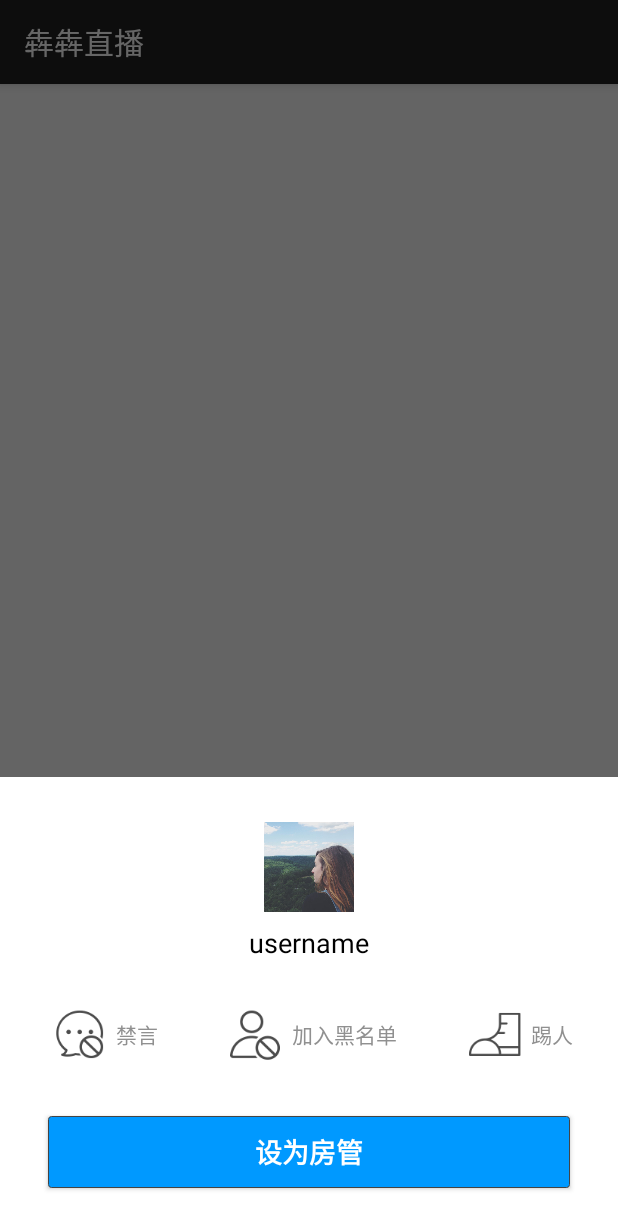
After one commit to IKnowYouKnow/BenLive, an Android app: the fragment RoomUserDetailsDialog shown on its own in the app's theme, on a phone screen of 412 x 824 dp. The commit adds this screen. Shown: the top 1229 px of the screen. Run offline under Robolectric (Android 15) with nearby library versions, the phone set to English and light mode, and no system bars; our stand-ins replace ButterKnife; libraries missing offline, so code that uses them is left out: com.tencent, com.tencent.imsdk; network calls fail; 1 statement that could not run was skipped.

Commit message:
暂时提交

```diff
--- a/app/src/main/java/com/benben/qcloud/benLive/presenters/LiveHelper.java
+++ b/app/src/main/java/com/benben/qcloud/benLive/presenters/LiveHelper.java
@@ -765,7 +765,7 @@ public class LiveHelper extends Presenter implements ILiveRoomOption.onRoomDisco
                 mLiveView.hostBack(identifier, nickname);
             case Constants.AVIMCMD_Gift:
                 String[] strArr = param.split(",");
-                mLiveView.liveGift(strArr[0], Integer.parseInt(strArr[1]), strArr[2]);
+                mLiveView.liveGift(strArr[0], strArr[1]);
 
             default:
                 break;
--- a/app/src/main/java/com/benben/qcloud/benLive/presenters/viewinface/LiveView.java
+++ b/app/src/main/java/com/benben/qcloud/benLive/presenters/viewinface/LiveView.java
@@ -53,5 +53,5 @@ public interface LiveView extends MvpView {
 
     void linkRoomAccept(String id, String strRoomId);
 
-    void liveGift(String name, int id, String nick);
+    void liveGift(String name, String id);
 }
--- a/app/src/main/java/com/benben/qcloud/benLive/views/FragmentProfile.java
+++ b/app/src/main/java/com/benben/qcloud/benLive/views/FragmentProfile.java
@@ -20,6 +20,7 @@ import android.widget.TextView;
 import android.widget.Toast;
 
 import com.benben.qcloud.benLive.R;
+import com.benben.qcloud.benLive.data.LiveDao;
 import com.benben.qcloud.benLive.model.MySelfInfo;
 import com.benben.qcloud.benLive.presenters.LoginHelper;
 import com.benben.qcloud.benLive.presenters.ProfileInfoHelper;
@@ -46,7 +47,6 @@ import com.tencent.livesdk.ILVLiveManager;
 import java.util.List;
 
 
-
 /**
  * 视频和照片输入页面
  */
@@ -62,6 +62,8 @@ public class FragmentProfile extends Fragment implements View.OnClickListener, L
 
     // 我的钱包
     private LineControllerView myWallet;
+
+    LiveDao dao = new LiveDao();
     public FragmentProfile() {
     }
 
--- a/app/src/main/java/com/benben/qcloud/benLive/views/customviews/MembersDialog.java
+++ b/app/src/main/java/com/benben/qcloud/benLive/views/customviews/MembersDialog.java
@@ -25,7 +25,7 @@ public class MembersDialog extends Dialog implements MembersDialogView {
     private GetMemberListHelper mGetMemberListHelper;
     private ListView mMemberList;
     private MembersAdapter mMembersAdapter;
-    private ArrayList<MemberInfo> data = new ArrayList<MemberInfo>();
+    private static ArrayList<MemberInfo> data = new ArrayList<MemberInfo>();
 
     public MembersDialog(Context context, int theme, LiveView view) {
         super(context, theme);
@@ -39,7 +39,6 @@ public class MembersDialog extends Dialog implements MembersDialogView {
         setCanceledOnTouchOutside(true);
         applyCompat();
     }
-
     @Override
     protected void onStart() {
         //获取成员信息
--- /dev/null
+++ b/app/src/main/java/com/benben/qcloud/benLive/views/customviews/RoomUserDetailsDialog.java
@@ -0,0 +1,138 @@
+package com.benben.qcloud.benLive.views.customviews;
+
+import android.graphics.Color;
+import android.graphics.drawable.ColorDrawable;
+import android.os.Bundle;
+import android.support.annotation.Nullable;
+import android.support.v4.app.DialogFragment;
+import android.view.Gravity;
+import android.view.LayoutInflater;
+import android.view.View;
+import android.view.ViewGroup;
+import android.view.Window;
+import android.view.WindowManager;
+import android.widget.Button;
+import android.widget.ImageView;
+import android.widget.LinearLayout;
+import android.widget.TextView;
+import android.widget.Toast;
+
+import com.benben.qcloud.benLive.R;
+
+import java.util.ArrayList;
+import java.util.List;
+
+import butterknife.BindView;
+import butterknife.ButterKnife;
+import butterknife.OnClick;
+import butterknife.Unbinder;
+
+/**
+ * Created by wei on 2016/7/25.
+ */
+public class RoomUserDetailsDialog extends DialogFragment {
+    private static final String TAG = "RoomUserDetailsDialog";
+
+    Unbinder unbinder;
+    @BindView(R.id.eiv_avatar)
+    ImageView eivAvatar;
+    @BindView(R.id.tv_username)
+    TextView tvUsername;
+    @BindView(R.id.layout_live_no_talk)
+    LinearLayout layoutLiveNoTalk;
+    @BindView(R.id.layout_live_add_blacklist)
+    LinearLayout layoutLiveAddBlacklist;
+    @BindView(R.id.layout_live_kick)
+    LinearLayout layoutLiveKick;
+    @BindView(R.id.btn_set_admin)
+    Button btnSetAdmin;
+
+    private String username;
+    private String chatroomId;
+    private String liveId;
+
+    public static RoomUserDetailsDialog newInstance(String username) {
+        RoomUserDetailsDialog dialog = new RoomUserDetailsDialog();
+        return dialog;
+    }
+
+    @Nullable
+    @Override
+    public View onCreateView(LayoutInflater inflater, ViewGroup container,
+                             Bundle savedInstanceState) {
+        View view = inflater.inflate(R.layout.fragment_room_user_details, container, false);
+        unbinder = ButterKnife.bind(this, view);
+        customDialog();
+        return view;
+    }
+
+    @Override
+    public void onActivityCreated(Bundle savedInstanceState) {
+        super.onActivityCreated(savedInstanceState);
+        syncUserInfo();
+        //mentionBtn.setText("@TA");
+    }
+
+    private void syncUserInfo() {
+//        new Thread(new Runnable() {
+//            @Override
+//            public void run() {
+//                if (!BenLiveHelper.getInstance().getContactList().containsKey(username)){
+//                    try {
+//                        User user = LiveManager.get().(username);
+//                        LiveHelper.getInstance().saveAppContact(user);
+//                        getActivity().runOnUiThread(new Runnable() {
+//                            @Override
+//                            public void run() {
+//                                EaseUserUtils.setAppUserNick(username,usernameView);
+//                            }
+//                        });
+//                    } catch (LiveException e) {
+//                        e.printStackTrace();
+//                    }
+//                }
+//            }
+//        }).start();
+
+    }
+
+    private void customDialog() {
+        getDialog().setCanceledOnTouchOutside(true);
+        Window window = getDialog().getWindow();
+        window.setBackgroundDrawable(new ColorDrawable(Color.TRANSPARENT));
+        window.getDecorView().setPadding(0, 0, 0, 0);
+        WindowManager.LayoutParams wlp = window.getAttributes();
+        wlp.gravity = Gravity.BOTTOM;
+        wlp.width = WindowManager.LayoutParams.MATCH_PARENT;
+        window.setAttributes(wlp);
+    }
+
+    @OnClick(R.id.layout_live_add_blacklist)
+    void addToBlacklist() {
+    }
+
+    @OnClick(R.id.layout_live_kick)
+    void kickMember() {
+    }
+
+    @OnClick(R.id.btn_set_admin)
+    void setToAdmin() {
+    }
+
+    private List<String> getUserList() {
+        List<String> users = new ArrayList<>();
+        users.add(username);
+        return users;
+    }
+
+    private void showToast(final String toast) {
+        Toast.makeText(getContext(), toast, Toast.LENGTH_SHORT).show();
+    }
+
+
+    @Override
+    public void onDestroyView() {
+        super.onDestroyView();
+        unbinder.unbind();
+    }
+}
--- /dev/null
+++ b/app/src/main/res/layout/fragment_room_user_details.xml
@@ -0,0 +1,123 @@
+<?xml version="1.0" encoding="utf-8"?>
+<FrameLayout xmlns:android="http://schemas.android.com/apk/res/android"
+    android:layout_width="match_parent"
+    android:layout_height="wrap_content"
+    android:layout_gravity="bottom"
+    >
+
+    <LinearLayout
+        android:layout_width="match_parent"
+        android:layout_height="wrap_content"
+        android:background="#fff"
+        android:gravity="center_horizontal"
+        android:orientation="vertical"
+        >
+
+        <ImageView
+            android:id="@+id/eiv_avatar"
+            android:layout_width="60dp"
+            android:layout_height="60dp"
+            android:layout_marginTop="30dp"
+            android:src="@drawable/default_avatar"
+            />
+
+        <TextView
+            android:id="@+id/tv_username"
+            android:layout_width="wrap_content"
+            android:layout_height="wrap_content"
+            android:layout_marginTop="8dp"
+            android:text="username"
+            android:textColor="@color/black"
+            android:textSize="18sp"
+            />
+
+        <RelativeLayout
+            android:id="@+id/layout_management"
+            android:layout_width="match_parent"
+            android:layout_height="wrap_content"
+            android:layout_marginTop="26dp"
+            android:paddingLeft="30dp"
+            android:paddingRight="30dp"
+            >
+            <LinearLayout
+                android:id="@+id/layout_live_no_talk"
+                android:layout_width="wrap_content"
+                android:layout_height="wrap_content"
+                android:gravity="center_vertical"
+                >
+                <ImageView
+                    android:layout_width="wrap_content"
+                    android:layout_height="wrap_content"
+                    android:src="@drawable/live_notalk"
+                    />
+
+                <TextView
+                    android:layout_width="wrap_content"
+                    android:layout_height="wrap_content"
+                    android:layout_marginLeft="2dp"
+                    android:text="禁言"
+                    android:textColor="#909090"
+                    />
+            </LinearLayout>
+
+            <LinearLayout
+                android:id="@+id/layout_live_add_blacklist"
+                android:layout_width="wrap_content"
+                android:layout_height="wrap_content"
+                android:layout_centerHorizontal="true"
+                android:gravity="center_vertical"
+                >
+                <ImageView
+                    android:layout_width="wrap_content"
+                    android:layout_height="wrap_content"
+                    android:src="@drawable/live_add_blacklist"
+                    />
+
+                <TextView
+                    android:layout_width="wrap_content"
+                    android:layout_height="wrap_content"
+                    android:layout_marginLeft="2dp"
+                    android:text="加入黑名单"
+                    android:textColor="#909090"
+                    />
+            </LinearLayout>
+
+            <LinearLayout
+                android:id="@+id/layout_live_kick"
+                android:layout_width="wrap_content"
+                android:layout_height="wrap_content"
+                android:layout_alignParentRight="true"
+                android:gravity="center_vertical"
+                >
+                <ImageView
+                    android:layout_width="wrap_content"
+                    android:layout_height="wrap_content"
+                    android:src="@drawable/live_kick"
+                    />
+
+                <TextView
+                    android:layout_width="wrap_content"
+                    android:layout_height="wrap_content"
+                    android:layout_marginLeft="2dp"
+                    android:text="踢人"
+                    android:textColor="#909090"
+                    />
+            </LinearLayout>
+
+        </RelativeLayout>
+
+        <Button
+            android:id="@+id/btn_set_admin"
+            android:layout_width="match_parent"
+            android:layout_height="wrap_content"
+            android:layout_margin="32dp"
+            android:text="设为房管"
+            android:background="@drawable/tencent_tls_ui_btn_blue_bg"
+            android:textStyle="bold"
+            android:textColor="@color/white"
+            android:textSize="18sp"
+            />
+
+    </LinearLayout>
+
+</FrameLayout>
```
Also changed, not shown: app/src/main/java/com/benben/qcloud/benLive/adapters/MembersListAdapter.java (added, +75 -0 lines), app/src/main/java/com/benben/qcloud/benLive/presenters/GetMemberListHelper.java (+6 -1 lines), app/src/main/java/com/benben/qcloud/benLive/presenters/LoginHelper.java (+24 -2 lines), app/src/main/java/com/benben/qcloud/benLive/views/LiveActivity.java (+65 -37 lines), app/src/main/res/layout/members_list_layout.xml (added, +23 -0 lines), app/src/main/res/drawable-xhdpi/live_add_blacklist.png (added), app/src/main/res/drawable-xhdpi/live_kick.png (added), app/src/main/res/drawable-xhdpi/live_notalk.png (added).
